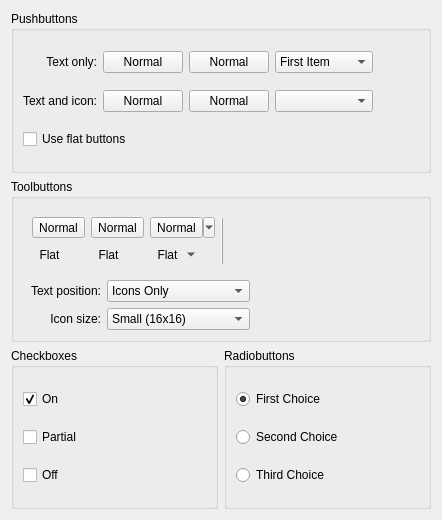
Old version of the form kstyles/oxygen/demo/ui/oxygenbuttondemowidget.ui in the repository mgottschlag/kwin-tiling.
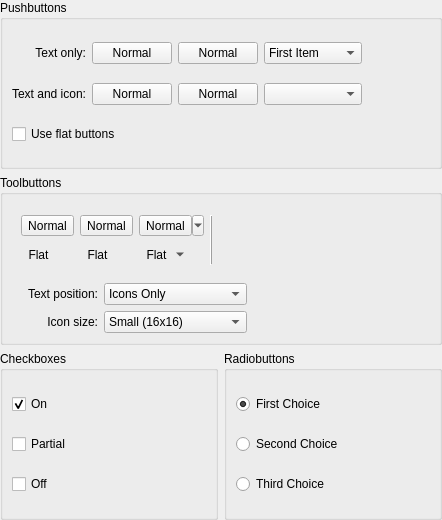
New version of the form. Custom widgets are drawn as their Qt base class.

```diff
--- a/kstyles/oxygen/demo/ui/oxygenbuttondemowidget.ui
+++ b/kstyles/oxygen/demo/ui/oxygenbuttondemowidget.ui
@@ -11,6 +11,9 @@
    </rect>
   </property>
   <layout class="QGridLayout" name="gridLayout">
+   <property name="margin">
+    <number>0</number>
+   </property>
    <item row="2" column="0">
     <widget class="QGroupBox" name="groupBox_3">
      <property name="title">
```
